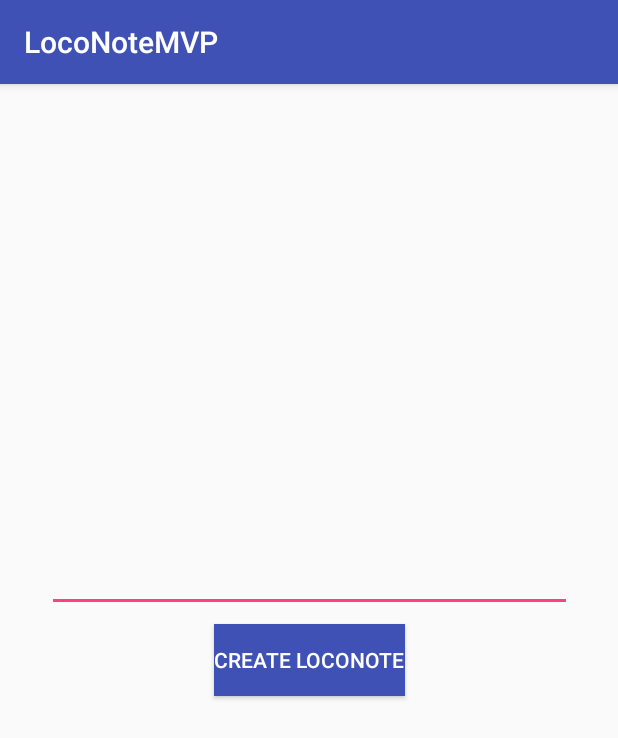
After one commit to LocoNote/LocoNote-MVP, an Android app: the CreateNoteActivity screen opened directly, with no data from a screen before it, on a phone screen of 412 x 824 dp. The commit adds this screen. Shown: the top 738 px of the screen. Run offline under Robolectric (Android 15) with nearby library versions, the phone set to English and light mode, and no system bars; our stand-ins replace Firebase (no records; nobody signed in at launch, a user with empty details on screens opened directly); 2 statements that could not run were skipped.

Commit message:
Integrated Firebase Logging of Notes + Buttons

```diff
--- /dev/null
+++ b/app/src/main/java/games/android/com/loconotemvp/CreateNoteActivity.java
@@ -0,0 +1,63 @@
+package games.android.com.loconotemvp;
+
+import android.content.Intent;
+import android.support.v7.app.AppCompatActivity;
+import android.os.Bundle;
+import android.view.View;
+import android.widget.Button;
+import android.widget.EditText;
+import android.widget.Toast;
+
+import com.google.firebase.database.DatabaseReference;
+import com.google.firebase.database.FirebaseDatabase;
+
+import games.android.com.loconotemvp.MapsActivity;
+
+import org.w3c.dom.Text;
+
+public class CreateNoteActivity extends AppCompatActivity {
+
+    private Button submitNote;
+    private  EditText messageText;
+    private LatLng currLoc;
+    private double lat, lng;
+    private DatabaseReference noteReference;
+
+
+
+    @Override
+    protected void onCreate(Bundle savedInstanceState) {
+        super.onCreate(savedInstanceState);
+        setContentView(R.layout.activity_create_note);
+
+        Intent intent = getIntent();
+
+        Bundle extras = intent.getExtras();
+
+        double lat = extras.getDouble("lat");
+        double lng = extras.getDouble("lng");
+
+        currLoc = new LatLng(lat,lng);
+        noteReference = FirebaseDatabase.getInstance().getReference();
+
+
+        messageText = (EditText) findViewById(R.id.message_text);
+
+        submitNote = (Button) findViewById(R.id.submit_note);
+
+        submitNote.setOnClickListener(new View.OnClickListener() {
+            @Override
+            public void onClick(View view) {
+                String finalMessage = messageText.getText().toString();
+                Message message = new Message(finalMessage,currLoc);
+                DatabaseReference noteKey = noteReference.child("Notes").push();
+                noteKey.setValue(message);
+                Toast.makeText(CreateNoteActivity.this,"done",Toast.LENGTH_SHORT).show();
+
+
+            }
+        });
+
+
+    }
+}
--- /dev/null
+++ b/app/src/main/java/games/android/com/loconotemvp/LatLng.java
@@ -0,0 +1,25 @@
+package games.android.com.loconotemvp;
+
+public class LatLng {
+
+    private double latitude;
+    private double longitude;
+
+    public LatLng() {
+
+    }
+
+    public LatLng(double lat, double lng) {
+        latitude = lat;
+        longitude = lng;
+    }
+
+    public Double getLatitude() {
+        return latitude;
+    }
+
+    public Double getLongitude() {
+        return longitude;
+    }
+
+}
--- /dev/null
+++ b/app/src/main/res/layout/activity_create_note.xml
@@ -0,0 +1,39 @@
+<?xml version="1.0" encoding="utf-8"?>
+<android.support.constraint.ConstraintLayout xmlns:android="http://schemas.android.com/apk/res/android"
+    xmlns:app="http://schemas.android.com/apk/res-auto"
+    xmlns:tools="http://schemas.android.com/tools"
+    android:layout_width="match_parent"
+    android:layout_height="match_parent"
+    tools:context="games.android.com.loconotemvp.CreateNoteActivity">
+
+    <Button
+        android:id="@+id/submit_note"
+        android:layout_width="wrap_content"
+        android:layout_height="wrap_content"
+        android:layout_marginBottom="8dp"
+        android:layout_marginEnd="8dp"
+        android:layout_marginStart="8dp"
+        android:layout_marginTop="8dp"
+        android:background="@color/colorPrimary"
+        android:text="Create LocoNote"
+        android:textColor="@android:color/white"
+        app:layout_constraintBottom_toBottomOf="parent"
+        app:layout_constraintEnd_toEndOf="parent"
+        app:layout_constraintStart_toStartOf="parent"
+        app:layout_constraintTop_toTopOf="parent" />
+
+    <EditText
+        android:id="@+id/message_text"
+        android:layout_width="350dp"
+        android:layout_height="48dp"
+        android:layout_marginBottom="8dp"
+        android:layout_marginEnd="8dp"
+        android:layout_marginStart="8dp"
+        android:layout_marginTop="8dp"
+        app:layout_constraintBottom_toTopOf="@+id/submit_note"
+        app:layout_constraintEnd_toEndOf="parent"
+        app:layout_constraintStart_toStartOf="parent"
+        app:layout_constraintTop_toTopOf="parent"
+        app:layout_constraintVertical_bias="1.0" />
+
+</android.support.constraint.ConstraintLayout>
--- a/build.gradle
+++ b/build.gradle
@@ -7,11 +7,12 @@ buildscript {
         jcenter()
     }
     dependencies {
-        classpath 'com.android.tools.build:gradle:3.0.1'
+        classpath 'com.android.tools.build:gradle:3.2.1'
 
 
         // NOTE: Do not place your application dependencies here; they belong
         // in the individual module build.gradle files
+        classpath 'com.google.gms:google-services:4.0.1'
     }
 }
 
```
Also changed, not shown: app/build.gradle (+6 -1 lines), app/src/main/AndroidManifest.xml (+2 -5 lines), app/src/main/java/games/android/com/loconotemvp/MapsActivity.java (+15 -0 lines), app/src/main/java/games/android/com/loconotemvp/Message.java (added, +37 -0 lines), gradle/wrapper/gradle-wrapper.properties, 1 other file.
